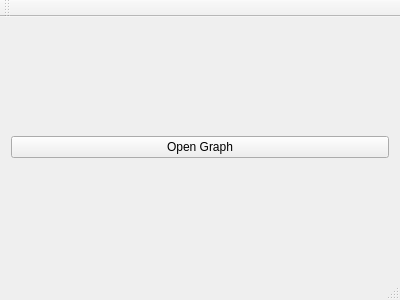
Old version of the form QCustomPlotTestVS/QCustomPlotTestVS/MainWindow.ui in the repository killiansmyth17/fyp.
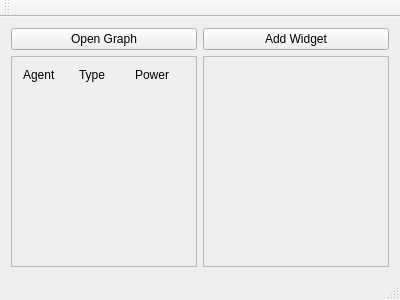
New version of the form.

Commit message: Added dynamic widgets in MainWindow, instantiated through a button press

The edit to the form file:
```diff
--- a/QCustomPlotTestVS/QCustomPlotTestVS/MainWindow.ui
+++ b/QCustomPlotTestVS/QCustomPlotTestVS/MainWindow.ui
@@ -14,14 +14,81 @@
    <string>MainWindow</string>
   </property>
   <widget class="QWidget" name="centralWidget">
-   <layout class="QHBoxLayout" name="horizontalLayout">
-    <item>
-     <widget class="QPushButton" name="pushButton">
+   <layout class="QGridLayout" name="gridLayout">
+    <item row="0" column="0">
+     <widget class="QPushButton" name="openGraphButton">
       <property name="text">
        <string>Open Graph</string>
       </property>
      </widget>
     </item>
+    <item row="0" column="1">
+     <widget class="QPushButton" name="addWidgetButton">
+      <property name="text">
+       <string>Add Widget</string>
+      </property>
+     </widget>
+    </item>
+    <item row="1" column="0">
+     <widget class="QFrame" name="agents">
+      <property name="frameShape">
+       <enum>QFrame::StyledPanel</enum>
+      </property>
+      <property name="frameShadow">
+       <enum>QFrame::Raised</enum>
+      </property>
+      <layout class="QVBoxLayout" name="verticalLayout">
+       <item>
+        <layout class="QHBoxLayout" name="horizontalLayout">
+         <item>
+          <widget class="QLabel" name="label">
+           <property name="text">
+            <string>Agent</string>
+           </property>
+          </widget>
+         </item>
+         <item>
+          <widget class="QLabel" name="label_2">
+           <property name="text">
+            <string>Type</string>
+           </property>
+          </widget>
+         </item>
+         <item>
+          <widget class="QLabel" name="label_3">
+           <property name="text">
+            <string>Power</string>
+           </property>
+          </widget>
+         </item>
+        </layout>
+       </item>
+       <item>
+        <spacer name="verticalSpacer">
+         <property name="orientation">
+          <enum>Qt::Vertical</enum>
+         </property>
+         <property name="sizeHint" stdset="0">
+          <size>
+           <width>17</width>
+           <height>171</height>
+          </size>
+         </property>
+        </spacer>
+       </item>
+      </layout>
+     </widget>
+    </item>
+    <item row="1" column="1">
+     <widget class="QFrame" name="frame">
+      <property name="frameShape">
+       <enum>QFrame::StyledPanel</enum>
+      </property>
+      <property name="frameShadow">
+       <enum>QFrame::Raised</enum>
+      </property>
+     </widget>
+    </item>
    </layout>
   </widget>
   <widget class="QMenuBar" name="menuBar">
```
The commit also changes 5 other files.
